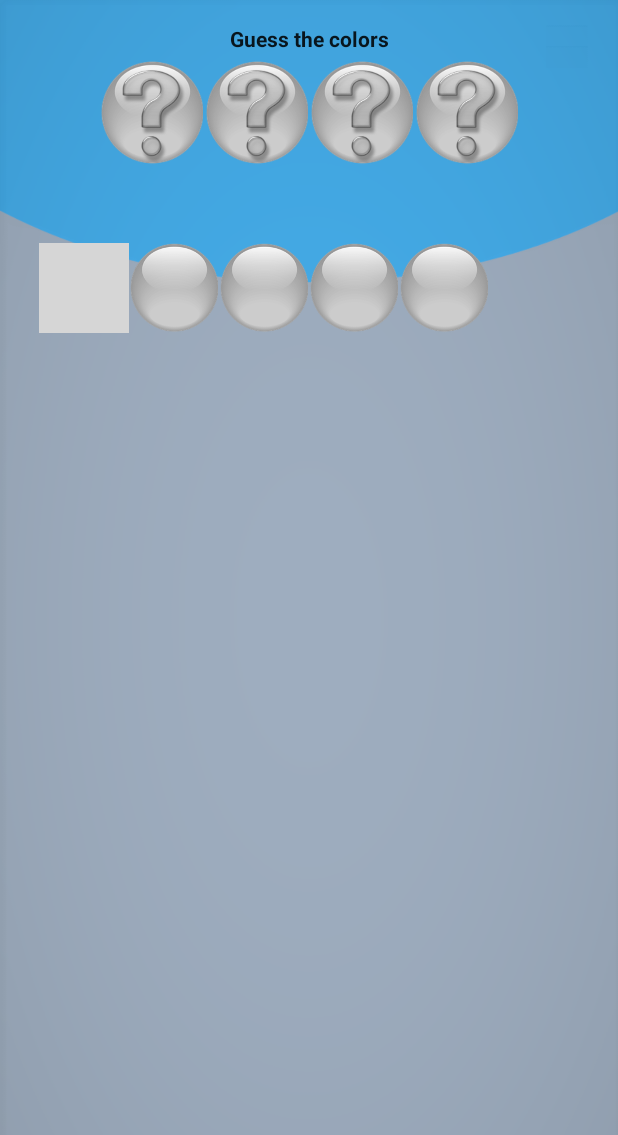
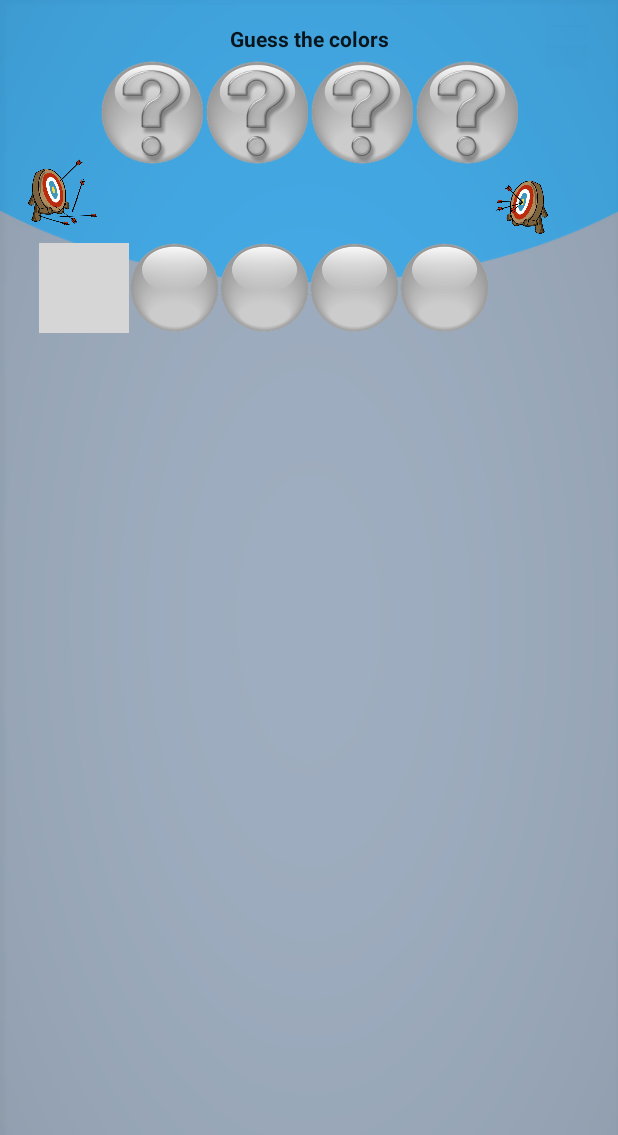
Before and after one commit to Hcxeron/HiddenColors, an Android app: the screen it shows after launch (MainActivity), on a phone screen of 412 x 824 dp. Shown: the top 1135 px of the screen. Run offline under Robolectric (Android 15) with nearby library versions, the phone set to English and light mode, and no system bars; grey boxes are pictures that could not be loaded.

Commit message:
last for now

```diff
--- a/app/src/main/AndroidManifest.xml
+++ b/app/src/main/AndroidManifest.xml
@@ -4,12 +4,12 @@
 
     <application
         android:allowBackup="true"
-        android:icon="@mipmap/ic_launcher"
+        android:icon="@mipmap/icon80"
         android:label="@string/app_name"
-        android:roundIcon="@mipmap/ic_launcher_round"
+        android:roundIcon="@mipmap/icon50"
         android:supportsRtl="true"
         android:theme="@style/AppTheme">
-        <activity android:name=".MainActivity">
+        <activity android:name=".MainActivity"  android:screenOrientation="portrait">
             <intent-filter>
                 <action android:name="android.intent.action.MAIN" />
 
--- a/app/src/main/res/layout/activity_main.xml
+++ b/app/src/main/res/layout/activity_main.xml
@@ -554,4 +554,33 @@
 
     </LinearLayout>
 
+    <ImageView
+        android:id="@+id/imageView"
+        android:layout_width="50dp"
+        android:layout_height="50dp"
+        app:srcCompat="@drawable/miss"
+        android:layout_marginTop="-7dp"
+        app:layout_constraintTop_toBottomOf="@+id/Layouthidden"
+        android:layout_marginBottom="8dp"
+        app:layout_constraintBottom_toTopOf="@+id/LayoutGuess1"
+        android:layout_marginLeft="16dp"
+        app:layout_constraintVertical_bias="0.0"
+        app:layout_constraintLeft_toLeftOf="parent" />
+
+    <ImageView
+        android:id="@+id/imageView2"
+        android:layout_width="50dp"
+        android:layout_height="50dp"
+        app:srcCompat="@drawable/hit"
+        android:layout_marginTop="8dp"
+        app:layout_constraintTop_toBottomOf="@+id/Layouthidden"
+        android:layout_marginBottom="8dp"
+        app:layout_constraintBottom_toTopOf="@+id/LayoutGuess1"
+        app:layout_constraintVertical_bias="0.571"
+        app:layout_constraintLeft_toRightOf="@+id/imageView"
+        android:layout_marginLeft="252dp"
+        android:layout_marginRight="8dp"
+        app:layout_constraintRight_toRightOf="parent"
+        app:layout_constraintHorizontal_bias="0.0" />
+
 </android.support.constraint.ConstraintLayout>
```
